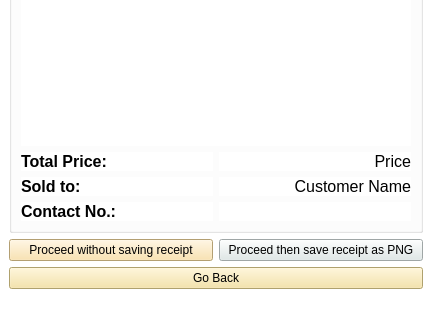
The window that Receipt.ui (Aenan05/MAXPC) describes before a commit, drawn with Qt 5; both pictures show x 0 to 432 and y 549 to 869 of the 432 by 869 pixel window.
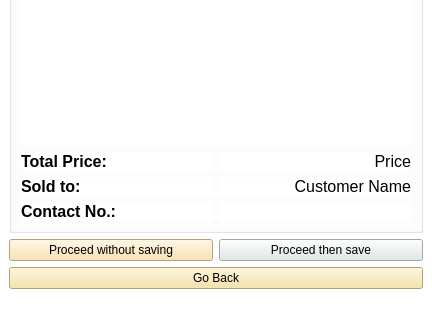
The same window after the commit. Icons and pictures are not drawn.

Patch:
```diff
--- a/Receipt.ui
+++ b/Receipt.ui
@@ -285,7 +285,11 @@
 </string>
         </property>
         <property name="text">
-         <string>Proceed without saving receipt</string>
+         <string>Proceed without saving</string>
+        </property>
+        <property name="icon">
+         <iconset>
+          <normaloff>Icons/remove.png</normaloff>Icons/remove.png</iconset>
         </property>
        </widget>
       </item>
@@ -296,7 +300,11 @@
 background-color: #dfe9e8;</string>
         </property>
         <property name="text">
-         <string>Proceed then save receipt as PNG</string>
+         <string>Proceed then save</string>
+        </property>
+        <property name="icon">
+         <iconset>
+          <normaloff>Icons/save.png</normaloff>Icons/save.png</iconset>
         </property>
        </widget>
       </item>
```
Left out of the diff: 6 changed lines with no effect on the pictures.
